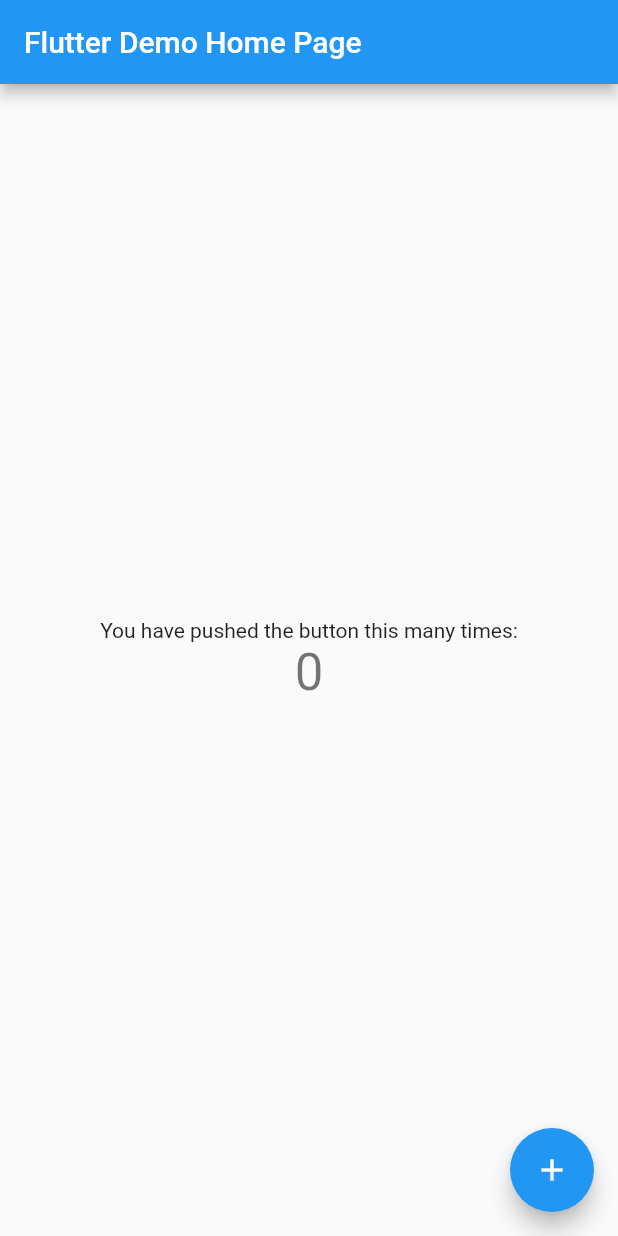
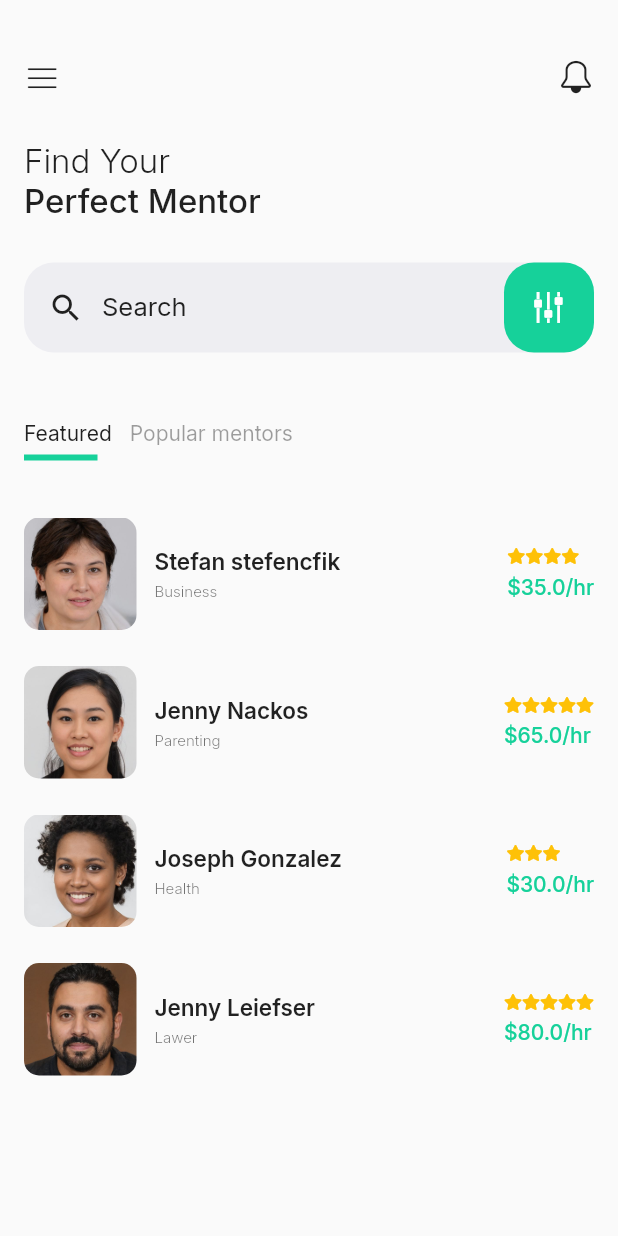
Before and after one commit to TheAlphamerc/flutter_mentor_app, a Flutter app: the screen it shows after launch, on a phone screen of 412 x 824 dp. Run offline on Flutter 3.47's test engine with Material 2 defaults, Android fonts, the phone set to English and light mode, and no system bars; our stand-ins replace google_fonts.

Commit message:
Add home and profile acreen

```diff
--- /dev/null
+++ b/lib/helper/color.dart
@@ -0,0 +1,9 @@
+import 'package:flutter/material.dart';
+
+class MColor{
+  MColor._();
+
+  static Color green = Color(0xff16d19a);
+  static Color yellow = Color(0xfffec107);
+  static Color grey = Color(0xffd2d1e1);
+}
--- /dev/null
+++ b/lib/helper/constants.dart
@@ -0,0 +1,3 @@
+class Constants {
+  static const String description = "Lorem Ipsum is simply dummy text of the printing and typesetting industry. Lorem Ipsum has been the industry's standard dummy text ever since the 1500s, when an unknown printer took a galley of type and scrambled it to make a type specimen book. It has survived not only five centuries, but also the leap into electronic typesetting, remaining essentially unchanged. It was popularised in the 1960s with the release of Letraset sheets containing Lorem Ipsum passages, and more recently with desktop publishing software like Aldus PageMaker including versions of Lorem Ipsum.";
+}
--- /dev/null
+++ b/lib/helper/m_fonts.dart
@@ -0,0 +1,24 @@
+import 'package:flutter/widgets.dart';
+
+class MIcons {
+  MIcons._();
+
+  static const _kFontFam = 'mFontsIcon';
+  static const _kFontPkg = null;
+
+  static const IconData paper_plane = IconData(0xe800, fontFamily: _kFontFam, fontPackage: _kFontPkg);
+  static const IconData right_open_big = IconData(0xe801, fontFamily: _kFontFam, fontPackage: _kFontPkg);
+  static const IconData keyboard_arrow_left = IconData(0xe802, fontFamily: _kFontFam, fontPackage: _kFontPkg);
+  static const IconData keyboard_arrow_right = IconData(0xe805, fontFamily: _kFontFam, fontPackage: _kFontPkg);
+  static const IconData bell_24 = IconData(0xe810, fontFamily: _kFontFam, fontPackage: _kFontPkg);
+  static const IconData phone_handset = IconData(0xe830, fontFamily: _kFontFam, fontPackage: _kFontPkg);
+  static const IconData chevron_right_24 = IconData(0xe838, fontFamily: _kFontFam, fontPackage: _kFontPkg);
+  static const IconData device_camera_video_24 = IconData(0xe85c, fontFamily: _kFontFam, fontPackage: _kFontPkg);
+  static const IconData mic = IconData(0xe85e, fontFamily: _kFontFam, fontPackage: _kFontPkg);
+  static const IconData menu = IconData(0xe871, fontFamily: _kFontFam, fontPackage: _kFontPkg);
+  static const IconData heart_24 = IconData(0xe8a7, fontFamily: _kFontFam, fontPackage: _kFontPkg);
+  static const IconData search_16 = IconData(0xe931, fontFamily: _kFontFam, fontPackage: _kFontPkg);
+  static const IconData star_24 = IconData(0xe950, fontFamily: _kFontFam, fontPackage: _kFontPkg);
+  static const IconData star_fill_16 = IconData(0xe991, fontFamily: _kFontFam, fontPackage: _kFontPkg);
+  static const IconData sliders = IconData(0xf1de, fontFamily: _kFontFam, fontPackage: _kFontPkg);
+}
--- /dev/null
+++ b/lib/home_page.dart
@@ -0,0 +1,206 @@
+import 'package:flutter/material.dart';
+import 'package:flutter_mentor_app/helper/color.dart';
+import 'package:flutter_mentor_app/helper/m_fonts.dart';
+import 'package:flutter_mentor_app/model/mentor_model.dart';
+import 'package:flutter_mentor_app/profile_page.dart';
+import 'package:flutter_mentor_app/widget/ratings.dart';
+import 'package:google_fonts/google_fonts.dart';
+
+class HomePage extends StatelessWidget {
+  HomePage({Key key}) : super(key: key);
+  List<MentorModel> list = [
+    MentorModel(
+        name: "Stefan stefencfik",
+        image: "assets/images/face_1.jpg",
+        type: "Business",
+        price: 35,
+        ratings: 4),
+    MentorModel(
+        name: "Jenny Nackos",
+        image: "assets/images/face_2.jpg",
+        type: "Parenting",
+        price: 65,
+        ratings: 5),
+    MentorModel(
+        name: "Joseph Gonzalez",
+        image: "assets/images/face_3.jpg",
+        type: "Health",
+        price: 30,
+        ratings: 3),
+    MentorModel(
+        name: "Jenny Leiefser",
+        image: "assets/images/face_4.jpg",
+        type: "Lawer",
+        price: 80,
+        ratings: 5),
+  ];
+  Widget _appBar() {
+    return Row(
+      children: <Widget>[
+        Icon(MIcons.menu),
+        Spacer(),
+        Icon(MIcons.bell_24),
+      ],
+    );
+  }
+
+  Widget _searchBar(context) {
+    return Container(
+        height: 60,
+        margin: EdgeInsets.symmetric(
+          vertical: 20,
+        ),
+        decoration: BoxDecoration(
+          color: Color(0xffd2d1e1).withOpacity(.3),
+          borderRadius: BorderRadius.circular(20),
+        ),
+        child: Row(
+          children: <Widget>[
+            SizedBox(width: 16),
+            Icon(Icons.search),
+            SizedBox(width: 12),
+            Text(
+              "Search",
+              style: GoogleFonts.inter(fontSize: 17),
+            ),
+            Spacer(),
+            Container(
+                width: 60,
+                height: 60,
+                decoration: BoxDecoration(
+                  color: Color(0xff16d19a),
+                  borderRadius: BorderRadius.circular(20),
+                ),
+                child: RotatedBox(
+                    quarterTurns: 1,
+                    child: Icon(MIcons.sliders, color: Colors.white)))
+          ],
+        ));
+  }
+
+  Widget _category(context) {
+    return Row(
+      crossAxisAlignment: CrossAxisAlignment.start,
+      children: <Widget>[
+        Column(
+          crossAxisAlignment: CrossAxisAlignment.start,
+          children: <Widget>[
+            Text("Featured",
+                style: GoogleFonts.inter(fontSize: 14, color: Colors.black87)),
+            SizedBox(
+                width: 49,
+                child: Divider(
+                  color: MColor.green,
+                  thickness: 4,
+                ))
+          ],
+        ),
+        SizedBox(width: 12),
+        Column(
+          crossAxisAlignment: CrossAxisAlignment.start,
+          mainAxisAlignment: MainAxisAlignment.start,
+          children: <Widget>[
+            Text("Popular mentors",
+                style: GoogleFonts.inter(fontSize: 14, color: Colors.black38)),
+          ],
+        ),
+      ],
+    );
+  }
+
+  Widget _cards(context, MentorModel model) {
+    return Padding(
+      padding: const EdgeInsets.symmetric(vertical: 12),
+      child: GestureDetector(
+        onTap: () {
+          Navigator.push(
+              context, MaterialPageRoute(builder: (context) => ProfilePage(model:model)));
+        },
+        child: Row(
+          children: <Widget>[
+            Container(
+              height: 75,
+              width: 75,
+              decoration: BoxDecoration(
+                  borderRadius: BorderRadius.circular(10),
+                  image: DecorationImage(image: AssetImage(model.image))),
+            ),
+            SizedBox(
+              width: 12,
+            ),
+            Column(
+              crossAxisAlignment: CrossAxisAlignment.start,
+              children: <Widget>[
+                Text(model.name,
+                    style: GoogleFonts.inter(
+                        fontWeight: FontWeight.w600, fontSize: 15)),
+                SizedBox(height: 5),
+                Text(model.type,
+                    style: GoogleFonts.inter(
+                        fontWeight: FontWeight.w300,
+                        fontSize: 10,
+                        color: Colors.black54)),
+              ],
+            ),
+            Spacer(),
+            Column(
+              crossAxisAlignment: CrossAxisAlignment.start,
+              children: <Widget>[
+                Ratings(rating: model.ratings),
+                SizedBox(height: 5),
+                Text("\$${model.price}/hr",
+                    style: GoogleFonts.inter(
+                        fontWeight: FontWeight.w500,
+                        fontSize: 14,
+                        color: MColor.green)),
+              ],
+            )
+          ],
+        ),
+      ),
+    );
+  }
+
+  @override
+  Widget build(BuildContext context) {
+    return Scaffold(
+      body: SafeArea(
+        child: Container(
+            child: Column(
+          crossAxisAlignment: CrossAxisAlignment.start,
+          children: <Widget>[
+            Container(
+                padding: EdgeInsets.symmetric(horizontal: 16),
+                child: Column(
+                  crossAxisAlignment: CrossAxisAlignment.start,
+                  children: <Widget>[
+                    SizedBox(height: 40),
+                    _appBar(),
+                    SizedBox(height: 30),
+                    Text("Find Your",
+                        style: GoogleFonts.inter(
+                            fontSize: 22,
+                            color: Colors.black87,
+                            fontWeight: FontWeight.w300)),
+                    Text("Perfect Mentor",
+                        style: GoogleFonts.inter(
+                            fontSize: 22,
+                            color: Colors.black87,
+                            fontWeight: FontWeight.w500)),
+                    SizedBox(height: 7),
+                    _searchBar(context),
+                    SizedBox(height: 25),
+                    _category(context),
+                    SizedBox(height: 20),
+                    _cards(context, list[0]),
+                    _cards(context, list[1]),
+                    _cards(context, list[2]),
+                    _cards(context, list[3]),
+                  ],
+                ))
+          ],
+        )),
+      ),
+    );
+  }
+}
--- a/lib/main.dart
+++ b/lib/main.dart
@@ -1,4 +1,6 @@
 import 'package:flutter/material.dart';
+import 'package:flutter_mentor_app/home_page.dart';
+import 'package:google_fonts/google_fonts.dart';
 
 void main() {
   runApp(MyApp());
@@ -11,107 +13,12 @@ class MyApp extends StatelessWidget {
     return MaterialApp(
       title: 'Flutter Demo',
       theme: ThemeData(
-        // This is the theme of your application.
-        //
-        // Try running your application with "flutter run". You'll see the
-        // application has a blue toolbar. Then, without quitting the app, try
-        // changing the primarySwatch below to Colors.green and then invoke
-        // "hot reload" (press "r" in the console where you ran "flutter run",
-        // or simply save your changes to "hot reload" in a Flutter IDE).
-        // Notice that the counter didn't reset back to zero; the application
-        // is not restarted.
-        primarySwatch: Colors.blue,
-        // This makes the visual density adapt to the platform that you run
-        // the app on. For desktop platforms, the controls will be smaller and
-        // closer together (more dense) than on mobile platforms.
-        visualDensity: VisualDensity.adaptivePlatformDensity,
+        textTheme: GoogleFonts.interTextTheme(
+          Theme.of(context).textTheme,
+        ),
       ),
-      home: MyHomePage(title: 'Flutter Demo Home Page'),
+      debugShowCheckedModeBanner: false,
+      home: HomePage(),
     );
   }
 }
-
-class MyHomePage extends StatefulWidget {
-  MyHomePage({Key key, this.title}) : super(key: key);
-
-  // This widget is the home page of your application. It is stateful, meaning
-  // that it has a State object (defined below) that contains fields that affect
-  // how it looks.
-
-  // This class is the configuration for the state. It holds the values (in this
-  // case the title) provided by the parent (in this case the App widget) and
-  // used by the build method of the State. Fields in a Widget subclass are
-  // always marked "final".
-
-  final String title;
-
-  @override
-  _MyHomePageState createState() => _MyHomePageState();
-}
-
-class _MyHomePageState extends State<MyHomePage> {
-  int _counter = 0;
-
-  void _incrementCounter() {
-    setState(() {
-      // This call to setState tells the Flutter framework that something has
-      // changed in this State, which causes it to rerun the build method below
-      // so that the display can reflect the updated values. If we changed
-      // _counter without calling setState(), then the build method would not be
-      // called again, and so nothing would appear to happen.
-      _counter++;
-    });
-  }
-
-  @override
-  Widget build(BuildContext context) {
-    // This method is rerun every time setState is called, for instance as done
-    // by the _incrementCounter method above.
-    //
-    // The Flutter framework has been optimized to make rerunning build methods
-    // fast, so that you can just rebuild anything that needs updating rather
-    // than having to individually change instances of widgets.
-    return Scaffold(
-      appBar: AppBar(
-        // Here we take the value from the MyHomePage object that was created by
-        // the App.build method, and use it to set our appbar title.
-        title: Text(widget.title),
-      ),
-      body: Center(
-        // Center is a layout widget. It takes a single child and positions it
-        // in the middle of the parent.
-        child: Column(
-          // Column is also a layout widget. It takes a list of children and
-          // arranges them vertically. By default, it sizes itself to fit its
-          // children horizontally, and tries to be as tall as its parent.
-          //
-          // Invoke "debug painting" (press "p" in the console, choose the
-          // "Toggle Debug Paint" action from the Flutter Inspector in Android
-          // Studio, or the "Toggle Debug Paint" command in Visual Studio Code)
-          // to see the wireframe for each widget.
-          //
-          // Column has various properties to control how it sizes itself and
-          // how it positions its children. Here we use mainAxisAlignment to
-          // center the children vertically; the main axis here is the vertical
-          // axis because Columns are vertical (the cross axis would be
-          // horizontal).
-          mainAxisAlignment: MainAxisAlignment.center,
-          children: <Widget>[
-            Text(
-              'You have pushed the button this many times:',
-            ),
-            Text(
-              '$_counter',
-              style: Theme.of(context).textTheme.headline4,
-            ),
-          ],
-        ),
-      ),
-      floatingActionButton: FloatingActionButton(
-        onPressed: _incrementCounter,
-        tooltip: 'Increment',
-        child: Icon(Icons.add),
-      ), // This trailing comma makes auto-formatting nicer for build methods.
-    );
-  }
-}
--- /dev/null
+++ b/lib/model/mentor_model.dart
@@ -0,0 +1,9 @@
+class MentorModel{
+  final String name;
+  final String image;
+  final String type;
+  final double ratings;
+  final double price;
+
+  MentorModel({this.name, this.type, this.ratings, this.price, this.image});
+}
--- /dev/null
+++ b/lib/widget/ratings.dart
@@ -0,0 +1,16 @@
+import 'package:flutter/material.dart';
+import 'package:flutter_mentor_app/helper/color.dart';
+import 'package:flutter_mentor_app/helper/m_fonts.dart';
+
+class Ratings extends StatelessWidget {
+  const Ratings({Key key, this.rating}) : super(key: key);
+  final double rating;
+  @override
+  Widget build(BuildContext context) {
+    return Row(
+      children: List.generate(rating.toInt(),
+              (index) => Icon(MIcons.star_fill_16, size: 12, color: MColor.yellow))
+          .toList(),
+    );
+  }
+}
```
Also changed, not shown: lib/profile_page.dart (added, +194 -0 lines), pubspec.yaml (+7 -7 lines), assets/font/font.ttf (added), assets/images/face_1.jpg (added), assets/images/face_2.jpg (added), assets/images/face_3.jpg (added), assets/images/face_4.jpg (added), assets/images/face_5.jpg (added), pubspec.lock, 6 other files.
